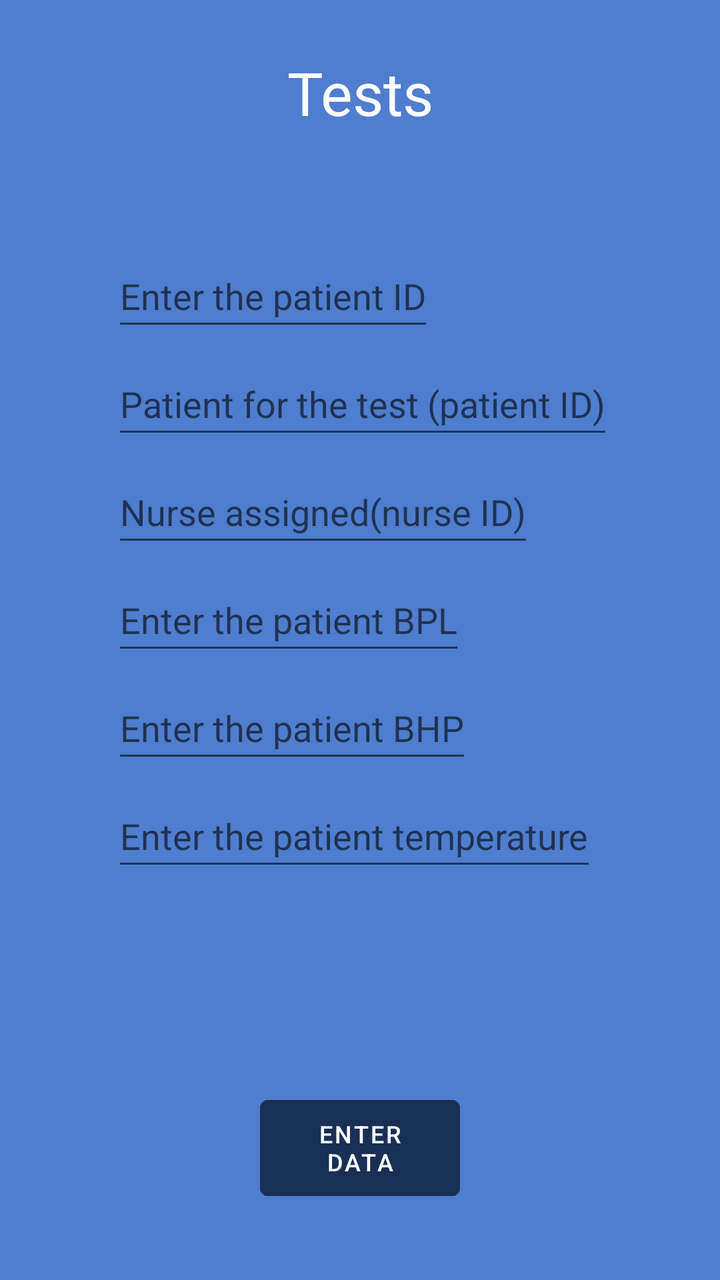
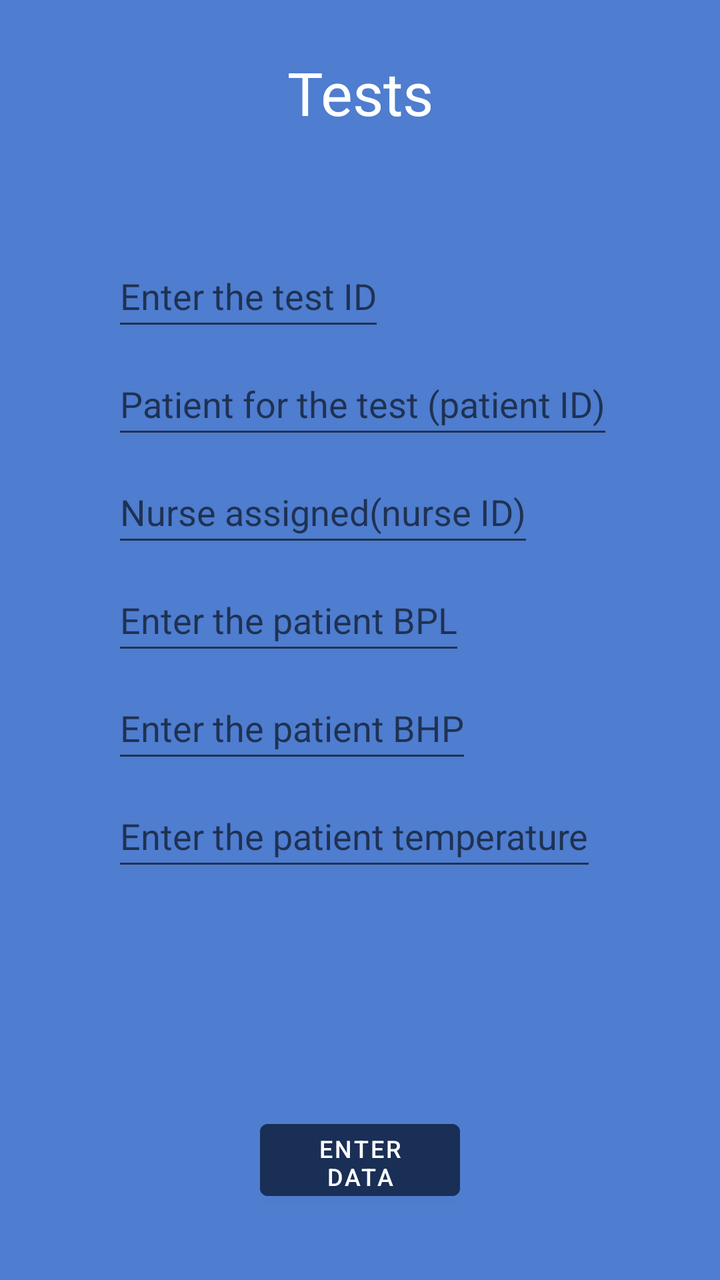

An Android layout rendered at two revisions. The XML below is the earlier revision; the diff shows what the commit changed to produce the second picture.
<!-- AndroidManifest.xml: application theme Theme.Alexandermaynard_COMP304Lab3_Ex1 -->
<!-- res/layout/activity_test.xml -->
<?xml version="1.0" encoding="utf-8"?>
<androidx.constraintlayout.widget.ConstraintLayout xmlns:android="http://schemas.android.com/apk/res/android"
    xmlns:app="http://schemas.android.com/apk/res-auto"
    xmlns:tools="http://schemas.android.com/tools"
    android:id="@+id/main"
    android:layout_width="match_parent"
    android:layout_height="match_parent"
    tools:context=".Test">

    <TextView
        android:id="@+id/test_page_title"
        style="@style/title_text"
        android:text="@string/test_page_title"
        app:layout_constraintEnd_toEndOf="parent"
        app:layout_constraintStart_toStartOf="parent"
        app:layout_constraintTop_toTopOf="parent" />

    <EditText
        android:id="@+id/test_id_entry"
        style="@style/edit_text"
        android:layout_marginTop="56dp"
        android:autofillHints="enter the test's id"
        android:hint="@string/patient_id_hint"
        android:inputType="number"
        app:layout_constraintStart_toStartOf="parent"
        app:layout_constraintTop_toBottomOf="@+id/test_page_title" />

    <EditText
        android:id="@+id/patient_id_entry"
        style="@style/edit_text"
        android:autofillHints="enter the patient's id"
        android:hint="@string/test_patient_id_hint"
        android:inputType="text"
        app:layout_constraintStart_toStartOf="parent"
        app:layout_constraintTop_toBottomOf="@+id/test_id_entry" />

    <EditText
        android:id="@+id/nurse_id_entry"
        style="@style/edit_text"
        android:autofillHints="enter the nurse's id"
        android:hint="@string/test_nurse_id_hint"
        android:inputType="text"
        app:layout_constraintStart_toStartOf="parent"
        app:layout_constraintTop_toBottomOf="@+id/patient_id_entry" />

    <EditText
        android:id="@+id/patient_bpl_entry"
        style="@style/edit_text"
        android:autofillHints="enter the patient's department"
        android:hint="@string/patient_bpl_hint"
        android:inputType="text"
        app:layout_constraintStart_toStartOf="parent"
        app:layout_constraintTop_toBottomOf="@+id/nurse_id_entry" />

    <EditText
        android:id="@+id/patient_bhp_entry"
        style="@style/edit_text"
        android:autofillHints="enter the ID for the patient's nurse"
        android:hint="@string/patient_bhp_hint"
        android:inputType="number"
        app:layout_constraintStart_toStartOf="parent"
        app:layout_constraintTop_toBottomOf="@+id/patient_bpl_entry" />

    <EditText
        android:id="@+id/patient_temperature_entry"
        style="@style/edit_text"
        android:autofillHints="enter the room number of the patient"
        android:hint="@string/patient_temp_hint"
        android:inputType="number"
        app:layout_constraintStart_toStartOf="parent"
        app:layout_constraintTop_toBottomOf="@+id/patient_bhp_entry" />

    <Button
        android:id="@+id/enter_data_btn"
        style="@style/regular_button"
        android:text="@string/enter_data_btn_text"
        app:layout_constraintBottom_toBottomOf="parent"
        app:layout_constraintEnd_toEndOf="parent"
        app:layout_constraintStart_toStartOf="parent" />

</androidx.constraintlayout.widget.ConstraintLayout>
<!-- resources referenced by this layout -->
<resources>
  <string name="enter_data_btn_text">Enter Data</string>
  <string name="patient_bhp_hint">Enter the patient BHP</string>
  <string name="patient_bpl_hint">Enter the patient BPL</string>
  <string name="patient_id_hint">Enter the patient ID</string>
  <string name="patient_temp_hint">Enter the patient temperature</string>
  <string name="test_nurse_id_hint">Nurse assigned(nurse ID)</string>
  <string name="test_page_title">Tests</string>
  <string name="test_patient_id_hint">Patient for the test (patient ID)</string>
  <style name="edit_text">
          <item name="android:layout_width">wrap_content</item>
          <item name="android:layout_height">48dp</item>
          <item name="android:textColor">@color/white</item>
          <item name="android:layout_marginTop">6dp</item>
          <item name="android:layout_marginStart">56dp</item>
      </style>
  <style name="regular_button">
          <item name="android:layout_width">100dp</item>
          <item name="android:layout_height">60dp</item>
          <item name="android:textColor">@color/white</item>
          <item name="android:backgroundTint">@color/dark_blue</item>
          <item name="android:layout_marginBottom">36dp</item>
          <item name="android:textSize">12sp</item>
      </style>
  <style name="title_text">
          <item name="android:textSize">30sp</item>
          <item name="android:textColor">@color/white</item>
          <item name="android:textAlignment">center</item>
          <item name="android:layout_marginTop">26dp</item>
          <item name="layout_constraintVertical_bias">0.392</item>
          <item name="android:layout_width">wrap_content</item>
          <item name="android:layout_height">wrap_content</item>
      </style>
  <style name="Theme.Alexandermaynard_COMP304Lab3_Ex1" parent="Base.Theme.Alexandermaynard_COMP304Lab3_Ex1" />
  <color name="white">#FFFFFFFF</color>
  <color name="dark_blue">#1A2F55</color>
  <style name="Base.Theme.Alexandermaynard_COMP304Lab3_Ex1" parent="Theme.MaterialComponents.DayNight.DarkActionBar">
          
          <item name="colorPrimary">@color/dark_blue</item>
          <item name="colorSecondary">@color/white</item>
          <item name="android:textColor">@color/dark_blue</item>
          <item name="android:windowBackground">@color/light_blue</item>
          <item name="android:textSize">18sp</item>
      </style>
  <color name="light_blue">#4F7DCF</color>
</resources>

<!-- the commit's change to res/layout/activity_test.xml (unified diff, before → after) -->
@@ -17,17 +17,17 @@
 
     <EditText
         android:id="@+id/test_id_entry"
-        style="@style/edit_text"
+        style="@style/right_aligned_edit_text"
         android:layout_marginTop="56dp"
         android:autofillHints="enter the test's id"
-        android:hint="@string/patient_id_hint"
+        android:hint="@string/test_id_hint"
         android:inputType="number"
         app:layout_constraintStart_toStartOf="parent"
         app:layout_constraintTop_toBottomOf="@+id/test_page_title" />
 
     <EditText
         android:id="@+id/patient_id_entry"
-        style="@style/edit_text"
+        style="@style/right_aligned_edit_text"
         android:autofillHints="enter the patient's id"
         android:hint="@string/test_patient_id_hint"
         android:inputType="text"
@@ -36,7 +36,7 @@
 
     <EditText
         android:id="@+id/nurse_id_entry"
-        style="@style/edit_text"
+        style="@style/right_aligned_edit_text"
         android:autofillHints="enter the nurse's id"
         android:hint="@string/test_nurse_id_hint"
         android:inputType="text"
@@ -45,7 +45,7 @@
 
     <EditText
         android:id="@+id/patient_bpl_entry"
-        style="@style/edit_text"
+        style="@style/right_aligned_edit_text"
         android:autofillHints="enter the patient's department"
         android:hint="@string/patient_bpl_hint"
         android:inputType="text"
@@ -54,7 +54,7 @@
 
     <EditText
         android:id="@+id/patient_bhp_entry"
-        style="@style/edit_text"
+        style="@style/right_aligned_edit_text"
         android:autofillHints="enter the ID for the patient's nurse"
         android:hint="@string/patient_bhp_hint"
         android:inputType="number"
@@ -63,7 +63,7 @@
 
     <EditText
         android:id="@+id/patient_temperature_entry"
-        style="@style/edit_text"
+        style="@style/right_aligned_edit_text"
         android:autofillHints="enter the room number of the patient"
         android:hint="@string/patient_temp_hint"
         android:inputType="number"
<!-- resource entries referenced after the edit -->
@@ -3,25 +3,25 @@
   <string name="enter_data_btn_text">Enter Data</string>
   <string name="patient_bhp_hint">Enter the patient BHP</string>
   <string name="patient_bpl_hint">Enter the patient BPL</string>
-  <string name="patient_id_hint">Enter the patient ID</string>
   <string name="patient_temp_hint">Enter the patient temperature</string>
+  <string name="test_id_hint">Enter the test ID</string>
   <string name="test_nurse_id_hint">Nurse assigned(nurse ID)</string>
   <string name="test_page_title">Tests</string>
   <string name="test_patient_id_hint">Patient for the test (patient ID)</string>
-  <style name="edit_text">
-          <item name="android:layout_width">wrap_content</item>
-          <item name="android:layout_height">48dp</item>
-          <item name="android:textColor">@color/white</item>
-          <item name="android:layout_marginTop">6dp</item>
-          <item name="android:layout_marginStart">56dp</item>
-      </style>
   <style name="regular_button">
           <item name="android:layout_width">100dp</item>
-          <item name="android:layout_height">60dp</item>
+          <item name="android:layout_height">48dp</item>
           <item name="android:textColor">@color/white</item>
           <item name="android:backgroundTint">@color/dark_blue</item>
           <item name="android:layout_marginBottom">36dp</item>
           <item name="android:textSize">12sp</item>
+      </style>
+  <style name="right_aligned_edit_text">
+          <item name="android:layout_width">wrap_content</item>
+          <item name="android:layout_height">48dp</item>
+          <item name="android:textColor">@color/black</item>
+          <item name="android:layout_marginTop">6dp</item>
+          <item name="android:layout_marginStart">56dp</item>
       </style>
   <style name="title_text">
           <item name="android:textSize">30sp</item>
@@ -35,6 +35,7 @@
   <style name="Theme.Alexandermaynard_COMP304Lab3_Ex1" parent="Base.Theme.Alexandermaynard_COMP304Lab3_Ex1" />
   <color name="white">#FFFFFFFF</color>
   <color name="dark_blue">#1A2F55</color>
+  <color name="black">#FF000000</color>
   <style name="Base.Theme.Alexandermaynard_COMP304Lab3_Ex1" parent="Theme.MaterialComponents.DayNight.DarkActionBar">
           
           <item name="colorPrimary">@color/dark_blue</item>
